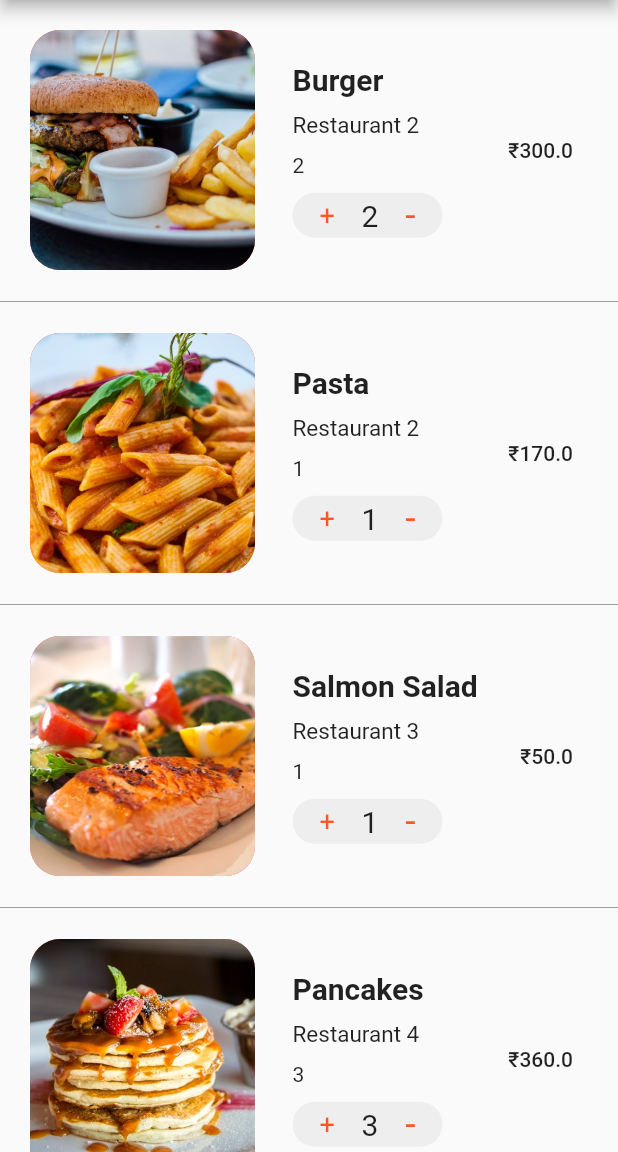
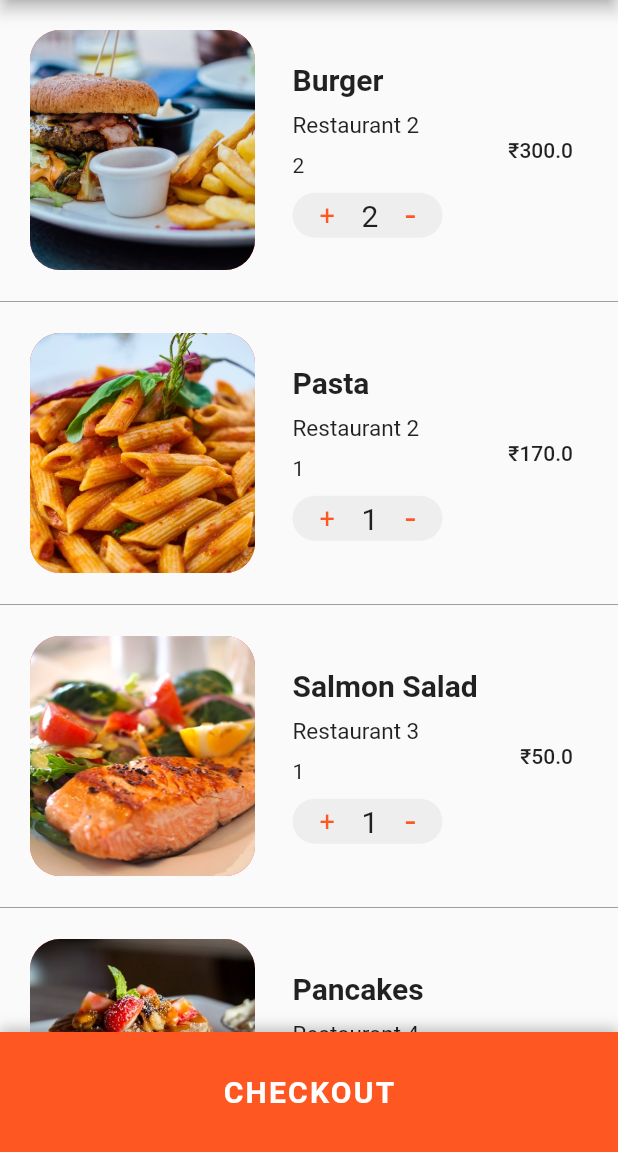
Before and after one commit to swaraj961/FoodDeliveryApp, a Flutter app: the CartScreen screen opened directly, on a phone screen of 412 x 824 dp, the part 84-1236 px from its top. Run offline on Flutter 3.47's test engine with Material 2 defaults, Android fonts, the phone set to English and light mode, and no system bars; our stand-ins replace smooth_star_rating.

Commit message:
CartScreen Completed

```diff
--- a/lib/data/data.dart
+++ b/lib/data/data.dart
@@ -4,14 +4,14 @@ import '../models/restaurant.dart';
 import '../models/user.dart';
 
 // Food
-final _burrito =
-    Food(imageUrl: 'assets/images/burrito.jpg', name: 'Burrito', price: 100.0);
-final _steak =
-    Food(imageUrl: 'assets/images/steak.jpg', name: 'Steak', price: 130.0);
+final _vegRoll =
+    Food(imageUrl: 'assets/images/burrito.jpg', name: 'Veg-Roll', price: 100.0);
+final _chickenSteak =
+    Food(imageUrl: 'assets/images/steak.jpg', name: 'Chicken Steak', price: 130.0);
 final _pasta =
     Food(imageUrl: 'assets/images/pasta.jpg', name: 'Pasta', price: 170.0);
-final _ramen =
-    Food(imageUrl: 'assets/images/ramen.jpg', name: 'Ramen', price: 80.0);
+final _noodles =
+    Food(imageUrl: 'assets/images/ramen.jpg', name: 'Noodles', price: 80.0);
 final _pancakes =
     Food(imageUrl: 'assets/images/pancakes.jpg', name: 'Pancakes', price: 120.0);
 final _burger =
@@ -27,35 +27,35 @@ final _restaurant0 = Restaurant(
   name: 'Restaurant 0',
   address: 'Sector-2,Rk Puram, New Delhi',
   rating: 5,
-  menu: [_burrito, _steak, _pasta, _ramen, _pancakes, _burger, _pizza, _salmon],
+  menu: [_vegRoll, _chickenSteak, _pasta, _noodles, _pancakes, _burger, _pizza, _salmon],
 );
 final _restaurant1 = Restaurant(
   imageUrl: 'assets/images/restaurant1.jpg',
   name: 'Restaurant 1',
   address: 'Sector-2,Rk Puram, New Delhi',
   rating: 4,
-  menu: [_steak, _pasta, _ramen, _pancakes, _burger, _pizza],
+  menu: [_chickenSteak, _pasta, _noodles, _pancakes, _burger, _pizza],
 );
 final _restaurant2 = Restaurant(
   imageUrl: 'assets/images/restaurant2.jpg',
   name: 'Restaurant 2',
   address: 'Sector-2,Rk Puram, New Delhi',
   rating: 4,
-  menu: [_steak, _pasta, _pancakes, _burger, _pizza, _salmon],
+  menu: [_chickenSteak, _pasta, _pancakes, _burger, _pizza, _salmon],
 );
 final _restaurant3 = Restaurant(
   imageUrl: 'assets/images/restaurant3.jpg',
   name: 'Restaurant 3',
   address: 'Sector-2,Rk Puram, New Delhi',
   rating: 2,
-  menu: [_burrito, _steak, _burger, _pizza, _salmon],
+  menu: [_vegRoll, _chickenSteak, _burger, _pizza, _salmon],
 );
 final _restaurant4 = Restaurant(
   imageUrl: 'assets/images/restaurant4.jpg',
   name: 'Restaurant 4',
   address: 'Sector-2,Rk Puram, New Delhi',
   rating: 3,
-  menu: [_burrito, _ramen, _pancakes, _salmon],
+  menu: [_vegRoll, _noodles, _pancakes, _salmon],
 );
 
 final List<Restaurant> restaurants = [
@@ -68,42 +68,46 @@ final List<Restaurant> restaurants = [
 
 // User
 final currentUser = User(
-  name: 'Rebecca',
+  name: 'Swaraj',
   orders: [
      Order(
-      date: 'Nov 10, 2019',
-      food: _steak,
-      restaurant: _restaurant2,
+      date: 'March 1, 2020',
+      food: _pancakes,
+      restaurant: _restaurant4,
       quantity: 1,
     ),
+
     Order(
-      date: 'Nov 8, 2019',
-      food: _ramen,
+      date: ' April 5, 2019',
+      food: _vegRoll,
+      restaurant: _restaurant1,
+      quantity: 2,
+    ),
+
+    Order(
+      date: 'April 8, 2020',
+      food: _pizza,
       restaurant: _restaurant0,
       quantity: 3,
     ),
+
     Order(
-      date: 'Nov 5, 2019',
-      food: _burrito,
-      restaurant: _restaurant1,
-      quantity: 2,
-    ),
-    Order(
-      date: 'Nov 2, 2019',
-      food: _salmon,
+      date: 'April 2, 2020',
+      food: _pasta,
       restaurant: _restaurant3,
       quantity: 1,
     ),
      Order(
-      date: 'Nov 1, 2019',
-      food: _pancakes,
-      restaurant: _restaurant4,
+      date: 'Apirl 10, 2020',
+      food: _chickenSteak,
+      restaurant: _restaurant2,
       quantity: 1,
     ),
+
   ],
   cart: [
     Order(
-      date: 'Nov 11, 2019',
+      date: 'April 11, 2020',
       food: _burger,
       restaurant: _restaurant2,
       quantity: 2,
@@ -128,7 +132,7 @@ final currentUser = User(
     ),
     Order(
       date: 'Nov 11, 2019',
-      food: _burrito,
+      food: _vegRoll,
       restaurant: _restaurant1,
       quantity: 2,
     ),
--- a/lib/main.dart
+++ b/lib/main.dart
@@ -1,6 +1,7 @@
 
 
 import 'package:flutter/material.dart';
+import 'package:foodie/pages/Cart_Screen.dart';
 import 'package:foodie/pages/home.dart';
 import 'package:foodie/data/data.dart';
 
@@ -37,7 +38,8 @@ class Myapp extends StatelessWidget {
                     fontSize: 15,
                     fontWeight: FontWeight.bold),
               ),
-              onPressed: null,
+              onPressed:null,
+              // ()=>Navigator.push(context, MaterialPageRoute<dynam>(builder: context)=>CartScreen()),
             ),
           ],
           centerTitle: true,
--- a/lib/pages/Cart_Screen.dart
+++ b/lib/pages/Cart_Screen.dart
@@ -65,7 +65,7 @@ class _CartScreenState extends State<CartScreen> {
                       mainAxisAlignment: MainAxisAlignment.spaceEvenly,
                       children: <Widget>[
                         GestureDetector(
-                          onTap: null,
+                          onTap: () {},
                           child: Text('+',
                               style: TextStyle(
                                   fontSize: 18,
@@ -110,30 +110,105 @@ class _CartScreenState extends State<CartScreen> {
 
   @override
   Widget build(BuildContext context) {
+    double totalprice = 0;
+    currentUser.cart.forEach((Order order) =>
+        totalprice = totalprice + order.food.price * order.quantity);
+
     return Scaffold(
       appBar: AppBar(
         title: Text('Cart(${currentUser.cart.length})'),
         centerTitle: true,
       ),
       body: ListView.separated(
-        itemCount: currentUser.cart.length,
+        itemCount: currentUser.cart.length + 1,
+        itemBuilder: (context, index) {
+          if (index < currentUser.cart.length) {
+            Order orderfood = currentUser.cart[index];
 
-        itemBuilder: (context, index) {
-          Order orderfood = currentUser.cart[index];
-
-          return _builditem(orderfood);
+            return _builditem(orderfood);
+          }
+          return Padding(
+            padding: const EdgeInsets.all(15),
+            child: Column(
+              children: <Widget>[
+                Row(
+                  mainAxisAlignment: MainAxisAlignment.spaceBetween,
+                  children: <Widget>[
+                    Text(
+                      'Estimate Delivery time :',
+                      style: TextStyle(
+                        fontSize: 20,
+                        fontWeight: FontWeight.w600,
+                      ),
+                    ),
+                    Text(
+                      '25 min',
+                      style: TextStyle(
+                        fontSize: 20,
+                        fontWeight: FontWeight.w600,
+                      ),
+                    ),
+                  ],
+                ),
+                SizedBox(
+                  height: 10,
+                ),
+                Row(
+                  mainAxisAlignment: MainAxisAlignment.spaceBetween,
+                  children: <Widget>[
+                    Text(
+                      'Total Cost :',
+                      style: TextStyle(
+                        fontSize: 20,
+                        fontWeight: FontWeight.w600,
+                      ),
+                    ),
+                    Text(
+                      "₹" + totalprice.toStringAsFixed(2),
+                      style: TextStyle(
+                          fontSize: 20,
+                          fontWeight: FontWeight.w600,
+                          color: Colors.green.shade700),
+                    ),
+                  ],
+                ),
+                SizedBox(
+                  height: 100,
+                ),
+              ],
+            ),
+          );
         },
-        //Container(
-        //   margin: EdgeInsets.all(10),
-        //   height: 100,
-        //   width: MediaQuery.of(context).size.width,
-        //   color: Colors.redAccent,
-        // ),
         separatorBuilder: (BuildContext context, int index) => Divider(
           height: 2,
           color: Colors.grey,
         ),
       ),
+      bottomSheet: Container(
+        height: 80,
+        width: MediaQuery.of(context).size.width,
+        decoration: BoxDecoration(
+          color: Theme.of(context).primaryColor,
+          boxShadow: [
+            BoxShadow(
+              color: Colors.black26,
+              offset: Offset(0, -2),
+              blurRadius: 7.0,
+            ),
+          ],
+        ),
+        child: FlatButton(
+          onPressed: () {},
+          child: Text(
+            'CHECKOUT',
+            style: TextStyle(
+                letterSpacing: 1.5,
+                fontSize: 20,
+                fontWeight: FontWeight.w700,
+                color: Colors.white),
+          ),
+        ),
+      ),
     );
   }
 }
```
Lines whose indentation alone changed are shown as unchanged.
